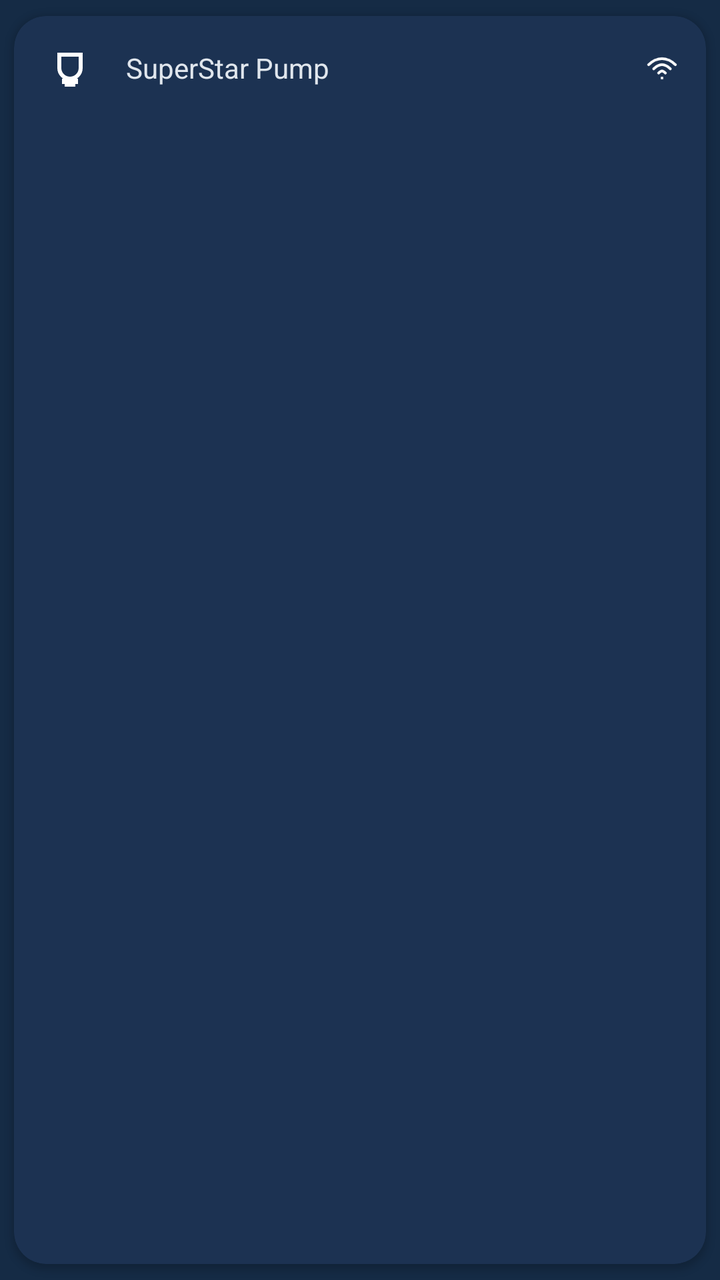
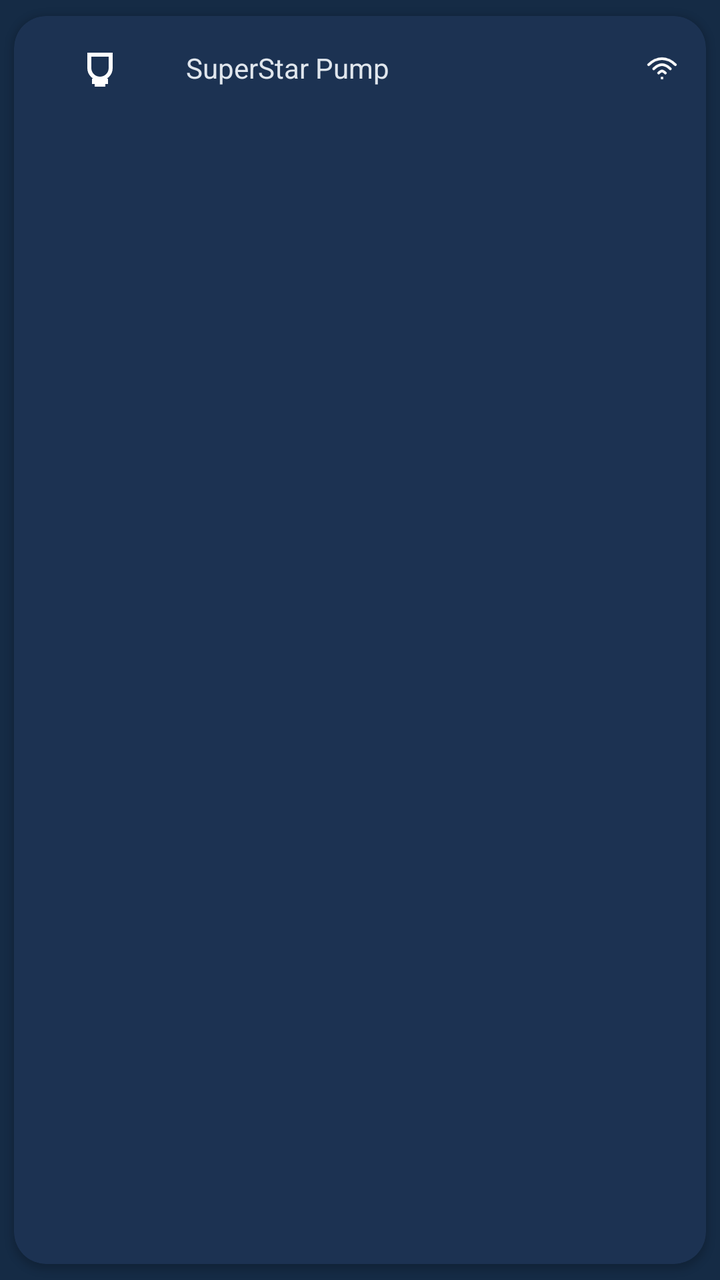

The first picture is an Android layout as it rendered before a commit; the second is the same layout after the commit. The layout source and the unified diff follow.
<!-- AndroidManifest.xml: application theme AppTheme -->
<!-- res/layout/item_device_card.xml -->
<?xml version="1.0" encoding="utf-8"?>
<com.google.android.material.card.MaterialCardView
    xmlns:android="http://schemas.android.com/apk/res/android"
    xmlns:app="http://schemas.android.com/apk/res-auto"
    android:id="@+id/card"
    android:layout_width="match_parent"
    android:layout_height="wrap_content"
    android:layout_marginTop="8dp"
    android:layout_marginBottom="4dp"
    app:cardCornerRadius="16dp"
    app:cardUseCompatPadding="true"
    app:cardElevation="2dp"
    app:cardBackgroundColor="@color/settings_card_background"
    app:strokeColor="@android:color/transparent"
    app:strokeWidth="0dp">

    <LinearLayout
        android:layout_width="match_parent"
        android:layout_height="wrap_content"
        android:orientation="horizontal"
        android:gravity="center_vertical"
        android:paddingHorizontal="12dp"
        android:paddingVertical="10dp">

        
        <ImageView
            android:id="@+id/ivDeviceIcon"
            android:layout_width="32dp"
            android:layout_height="32dp"
            android:src="@drawable/ic_device_light"
            android:contentDescription="@string/app_name" />

        
        <TextView
            android:id="@+id/tvDeviceName"
            android:layout_width="0dp"
            android:layout_height="wrap_content"
            android:layout_marginStart="12dp"
            android:layout_weight="1"
            android:text="SuperStar Pump"
            android:textSize="14sp"
            android:maxLines="1"
            android:ellipsize="end"
            android:textColor="@color/md_theme_dark_onSurface" />

        
        <ImageView
            android:id="@+id/ivStatus"
            android:layout_width="20dp"
            android:layout_height="20dp"
            android:src="@drawable/ic_status_wifi"
            android:contentDescription="@string/devices_scan_button_desc" />

    </LinearLayout>

</com.google.android.material.card.MaterialCardView>
<!-- resources referenced by this layout -->
<resources>
  <color name="md_theme_dark_onSurface">#E0E6ED</color>
  <color name="settings_card_background">#1C3252</color>
  <!-- drawable ic_device_light (drawable) -->
  <?xml version="1.0" encoding="utf-8"?>
  <vector xmlns:android="http://schemas.android.com/apk/res/android"
      android:width="24dp"
      android:height="24dp"
      android:viewportWidth="24"
      android:viewportHeight="24">
  
      
      <path
          android:fillColor="@android:color/transparent"
          android:strokeColor="@android:color/white"
          android:strokeWidth="1.5"
          android:pathData="M8,7h8v5c0,2.2 -1.8,4 -4,4s-4,-1.8 -4,-4z" />
  
      
      <path
          android:fillColor="@android:color/white"
          android:pathData="M9,16h6v2h-6z" />
  
      
      <path
          android:fillColor="@android:color/white"
          android:pathData="M10,18h4v1h-4z" />
  </vector>
  <!-- drawable ic_status_wifi (drawable) -->
  <?xml version="1.0" encoding="utf-8"?>
  <vector xmlns:android="http://schemas.android.com/apk/res/android"
      android:width="20dp"
      android:height="20dp"
      android:viewportWidth="24"
      android:viewportHeight="24">
  
      
      <path
          android:fillColor="@android:color/transparent"
          android:strokeColor="@android:color/white"
          android:strokeWidth="1.6"
          android:strokeLineCap="round"
          android:pathData="M4,10c2.4,-2.4 4.9,-3.6 8,-3.6 3.1,0 5.6,1.2 8,3.6" />
  
      
      <path
          android:fillColor="@android:color/transparent"
          android:strokeColor="@android:color/white"
          android:strokeWidth="1.6"
          android:strokeLineCap="round"
          android:pathData="M7,12.5c1.7,-1.7 3.4,-2.5 5,-2.5 1.6,0 3.3,0.8 5,2.5" />
  
      
      <path
          android:fillColor="@android:color/transparent"
          android:strokeColor="@android:color/white"
          android:strokeWidth="1.6"
          android:strokeLineCap="round"
          android:pathData="M10,15c0.8,-0.8 1.6,-1.2 2,-1.2 0.4,0 1.2,0.4 2,1.2" />
  
      
      <path
          android:fillColor="@android:color/white"
          android:pathData="M11.25,17.25h1.5v1.5h-1.5z" />
  </vector>
  <string name="app_name">AquaLight</string>
  <string name="devices_scan_button_desc">Scan for devices</string>
  <color name="md_theme_light_primary">#2196F3</color>
  <color name="md_theme_light_onPrimary">#FFFFFF</color>
  <color name="md_theme_light_secondary">#4A6363</color>
  <color name="md_theme_light_onSecondary">#FFFFFF</color>
  <color name="md_theme_light_background">#152B45</color>
  <color name="md_theme_light_surface">#152B45</color>
  <color name="md_theme_light_onSurface">#E0E6ED</color>
  <color name="md_theme_light_surfaceVariant">#233042</color>
  <color name="md_theme_light_onSurfaceVariant">#5C6B75</color>
  <color name="md_theme_light_outline">#455A64</color>
  <color name="md_theme_light_outlineVariant">#37474F</color>
  <color name="md_theme_light_error">#D32F2F</color>
  <color name="md_theme_light_onError">#FFFFFF</color>
  <!-- unchanged entries left out for length: 1 -->
</resources>

<!-- the commit's change to res/layout/item_device_card.xml (unified diff, before → after) -->
@@ -25,7 +25,7 @@
         
         <ImageView
             android:id="@+id/ivDeviceIcon"
-            android:layout_width="32dp"
+            android:layout_width="62dp"
             android:layout_height="32dp"
             android:src="@drawable/ic_device_light"
             android:contentDescription="@string/app_name" />
